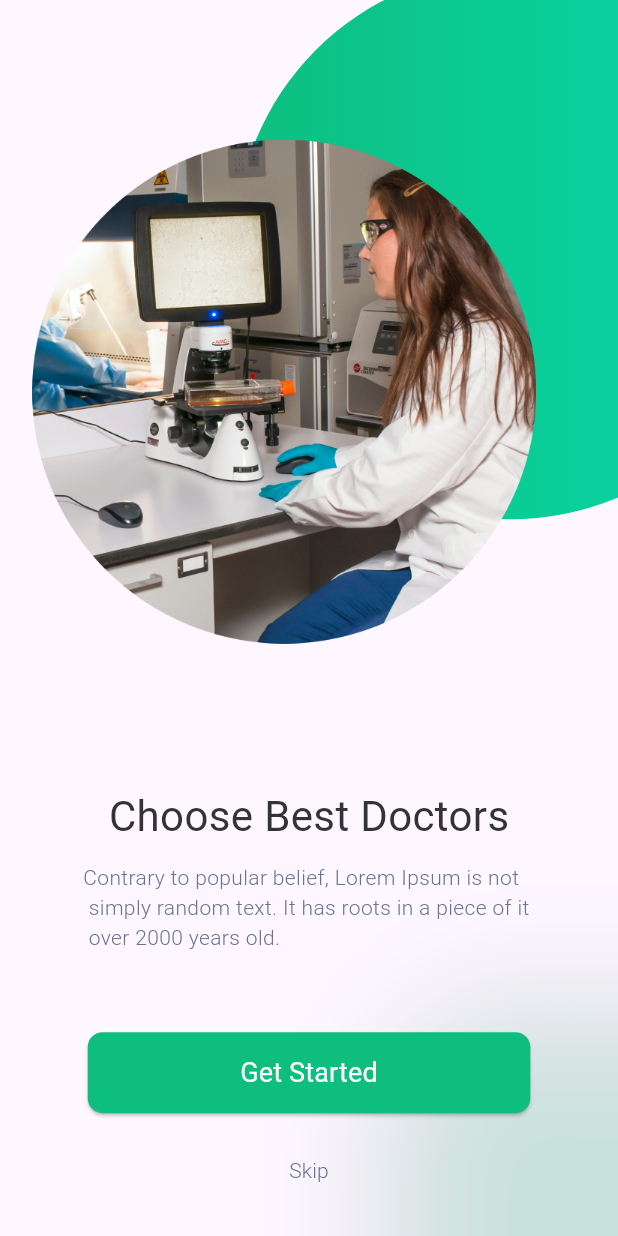
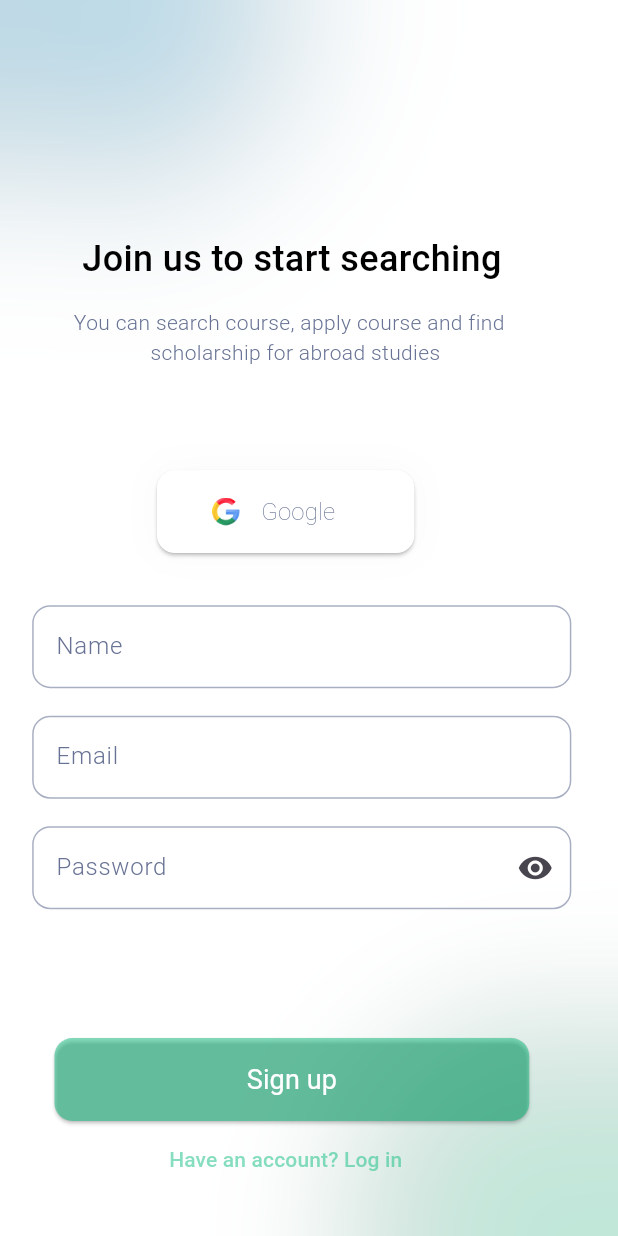
Before and after one commit to amradi6/salamtak, a Flutter app: the OnboardingScreen02 screen opened by its route, after a tap on "Skip", on a phone screen of 412 x 824 dp. Run offline on Flutter 3.47's test engine with Material 3 defaults, Android fonts, the light colour scheme and no system bars; Roboto replaces fonts that are missing (Rubik).

Commit message:
feat: Implement Signup Screen
This commit introduces the following:
- A new `SignupScreen` with UI elements for user registration.
- Reusable `CustomTextFormField` widget for input fields.
- Reusable `CustomElevatedButton` widget for the main action button.
- Background design with blurred circular gradients.
- "Sign up with Google" button functionality (visual only for now).
- Input fields for Name, Email, and Password (with a show/hide password icon).
- Navigation from onboarding screens' "Skip" and final "Get Started" button to the `SignupScreen`.
- Added Google logo image asset.
- Updated `AppRoutes` to include the route for `SignupScreen`.
- `CustomTextButton` in onboarding now accepts an `onPressed` callback.

```diff
--- a/frontend/salamtak/lib/core/router/app_routes.dart
+++ b/frontend/salamtak/lib/core/router/app_routes.dart
@@ -1,4 +1,5 @@
 import 'package:flutter/material.dart';
+import 'package:salamtak/features/auth/views/signup_screen.dart';
 import 'package:salamtak/features/onboarding/views/onboarding_screen_01.dart';
 import 'package:salamtak/features/onboarding/views/onboarding_screen_02.dart';
 import 'package:salamtak/features/onboarding/views/onboarding_screen_03.dart';
@@ -16,6 +17,8 @@ class AppRoutes {
         return createRoute(screen: OnboardingScreen02());
       case "/onboarding3":
         return createRoute(screen: OnboardingScreen03());
+      case "/Signup":
+        return createRoute(screen: SignupScreen());
 
       default:
         return MaterialPageRoute(
--- /dev/null
+++ b/frontend/salamtak/lib/features/auth/views/signup_screen.dart
@@ -0,0 +1,197 @@
+import 'dart:ui';
+
+import 'package:flutter/material.dart';
+import 'package:salamtak/features/auth/widgets/custom_text_form_field.dart';
+
+import '../widgets/custom_elevated_button.dart';
+
+class SignupScreen extends StatelessWidget {
+  const SignupScreen({super.key});
+
+  @override
+  Widget build(BuildContext context) {
+    final size = MediaQuery.of(context).size;
+
+    final double circleSize = size.width * 0.5625;
+    return Scaffold(
+      backgroundColor: Color(0XFFFFFFFF),
+      body: SizedBox(
+        width: double.infinity,
+        height: double.infinity,
+        child: Stack(
+          children: [
+            Positioned(
+              top: size.height * -0.1242,
+              left: size.width * -0.0859,
+              child: Stack(
+                children: [
+                  Container(
+                    width: circleSize,
+                    height: circleSize,
+                    decoration: const BoxDecoration(
+                      shape: BoxShape.circle,
+                      gradient: RadialGradient(
+                        colors: [Color(0x8461CEFF), Colors.transparent],
+                        radius: 0.8,
+                      ),
+                    ),
+                  ),
+                  Positioned.fill(
+                    child: BackdropFilter(
+                      filter: ImageFilter.blur(sigmaX: 40, sigmaY: 40),
+                      child: Container(color: Colors.transparent),
+                    ),
+                  ),
+                ],
+              ),
+            ),
+
+            Positioned(
+              top: size.height * 0.8057,
+              left: size.width * 0.5260,
+              child: Stack(
+                children: [
+                  Container(
+                    width: size.width * 0.716145,
+                    height: size.width * 0.716145,
+                    decoration: const BoxDecoration(
+                      shape: BoxShape.circle,
+                      gradient: RadialGradient(
+                        colors: [Color(0x4D0EBE7E), Colors.transparent],
+                        radius: 0.8,
+                      ),
+                    ),
+                  ),
+                  Positioned.fill(
+                    child: BackdropFilter(
+                      filter: ImageFilter.blur(sigmaX: 40, sigmaY: 40),
+                      child: Container(color: Colors.transparent),
+                    ),
+                  ),
+                ],
+              ),
+            ),
+
+            SingleChildScrollView(
+              child: Column(
+                children: [
+                  Padding(
+                    padding: EdgeInsets.only(
+                      top: size.height * 0.1887495,
+                      left: size.width * 0.02,
+                    ),
+                    child: Column(
+                      children: [
+                        Text(
+                          "Join us to start searching",
+                          style: TextStyle(
+                            fontSize: 24,
+                            fontWeight: FontWeight.w500,
+                            fontFamily: "Rubik",
+                            color: Color(0XFF000000),
+                          ),
+                        ),
+                        SizedBox(height: size.height * 0.018633),
+                        Text(
+                          "You can search course, apply course and find \n              scholarship for abroad studies",
+                          style: TextStyle(
+                            fontSize: 14,
+                            fontWeight: FontWeight.w300,
+                            fontFamily: "Rubik",
+                            color: Color(0XFF677294),
+                          ),
+                        ),
+                      ],
+                    ),
+                  ),
+                  SizedBox(height: size.height * 0.083229),
+                  Container(
+                    width: size.width * 0.41666,
+                    height: size.height * 0.06705575,
+                    decoration: BoxDecoration(
+                      boxShadow: [
+                        BoxShadow(color: Color(0X06000000), blurRadius: 22),
+                      ],
+                    ),
+                    child: ElevatedButton(
+                      onPressed: () {},
+                      style: ElevatedButton.styleFrom(
+                        backgroundColor: Color(0XFFFFFFFF),
+                        shape: RoundedRectangleBorder(
+                          borderRadius: BorderRadius.all(Radius.circular(12)),
+                        ),
+                      ),
+                      child: Padding(
+                        padding: EdgeInsets.only(left: size.width * 0.03),
+                        child: Row(
+                          children: [
+                            Image.asset(
+                              "assets/images/google.png",
+                              width: size.width * 0.0473177,
+                              height: size.height * 0.022563,
+                            ),
+                            SizedBox(width: size.width * 0.0333),
+                            Text(
+                              "Google",
+                              style: TextStyle(
+                                fontSize: 16,
+                                fontWeight: FontWeight.w200,
+                                fontFamily: "Rubik",
+                                color: Color(0XFF677294),
+                              ),
+                            ),
+                          ],
+                        ),
+                      ),
+                    ),
+                  ),
+                  SizedBox(height: size.height * 0.04222),
+                  Padding(
+                    padding: EdgeInsets.only(left: size.width * 0.052083),
+                    child: Column(
+                      children: [
+                        CustomTextFormField(
+                          size: size,
+                          keyboardType: TextInputType.name,
+                          hintText: "Name",
+                        ),
+                        SizedBox(height: size.height * 0.022351),
+                        CustomTextFormField(
+                          size: size,
+                          keyboardType: TextInputType.emailAddress,
+                          hintText: "Email",
+                        ),
+                        SizedBox(height: size.height * 0.022351),
+                        CustomTextFormField(
+                          size: size,
+                          keyboardType: TextInputType.visiblePassword,
+                          hintText: "Password",
+                          suffixIcon: Icon(Icons.remove_red_eye),
+                        ),
+                      ],
+                    ),
+                  ),
+                  SizedBox(height: size.height * 0.1043089),
+                  CustomElevatedButton(size: size, text: "Sign up"),
+                  SizedBox(height: size.height * 0.002111),
+                  TextButton(
+                    onPressed: () {},
+                    child: Text(
+                      "Have an account? Log in",
+                      style: TextStyle(
+                        color: Color(0X800EBE7F),
+                        fontSize: 14,
+                        fontWeight: FontWeight.w500,
+                        fontFamily: "Rubik",
+                      ),
+                    ),
+                  ),
+                ],
+              ),
+            ),
+          ],
+        ),
+      ),
+    );
+  }
+}
--- /dev/null
+++ b/frontend/salamtak/lib/features/auth/widgets/custom_elevated_button.dart
@@ -0,0 +1,41 @@
+import 'package:flutter/material.dart';
+
+class CustomElevatedButton extends StatelessWidget {
+  const CustomElevatedButton({
+    super.key,
+    required this.size,
+    required this.text,
+  });
+
+  final Size size;
+  final String text;
+
+  @override
+  Widget build(BuildContext context) {
+    return Padding(
+      padding: EdgeInsets.only(left: size.width * 0.02),
+      child: SizedBox(
+        width: size.width * 0.7682291,
+        height: size.height * 0.0670557,
+        child: ElevatedButton(
+          onPressed: () {},
+          style: ElevatedButton.styleFrom(
+            backgroundColor: Color(0X800EBE7F),
+            shape: RoundedRectangleBorder(
+              borderRadius: BorderRadius.all(Radius.circular(12)),
+            ),
+          ),
+          child: Text(
+            text,
+            style: TextStyle(
+              fontSize: 18,
+              fontWeight: FontWeight.w400,
+              fontFamily: "Rubik",
+              color: Color(0XFFFFFFFF),
+            ),
+          ),
+        ),
+      ),
+    );
+  }
+}
--- /dev/null
+++ b/frontend/salamtak/lib/features/auth/widgets/custom_text_form_field.dart
@@ -0,0 +1,66 @@
+import 'package:flutter/material.dart';
+
+class CustomTextFormField extends StatelessWidget {
+  const CustomTextFormField({
+    super.key,
+    required this.size, required this.hintText, required this.keyboardType, this.suffixIcon,
+  });
+
+  final Size size;
+  final String hintText;
+  final TextInputType keyboardType;
+  final Widget? suffixIcon;
+
+  @override
+  Widget build(BuildContext context) {
+    return SizedBox(
+      width: size.width*0.872395,
+      height: size.height*0.0670557,
+      child: TextFormField(
+        keyboardType: keyboardType,
+        decoration: InputDecoration(
+          hintText: hintText,
+          suffixIcon: suffixIcon,
+          hintStyle: TextStyle(
+            fontSize: 16,
+            fontWeight: FontWeight.w300,
+            fontFamily: "Rubik",
+            color: Color(0XFF677294),
+          ),
+          border: OutlineInputBorder(
+            borderRadius: BorderRadius.all(
+              Radius.circular(12),
+            ),
+            borderSide: BorderSide(
+              color: Color(0X90677294),
+            ),
+          ),
+          enabledBorder:OutlineInputBorder(
+            borderRadius: BorderRadius.all(
+              Radius.circular(12),
+            ),
+            borderSide: BorderSide(
+              color: Color(0X90677294),
+            ),
+          ),
+          disabledBorder: OutlineInputBorder(
+            borderRadius: BorderRadius.all(
+              Radius.circular(12),
+            ),
+            borderSide: BorderSide(
+              color: Color(0X90677294),
+            ),
+          ),
+          focusedBorder: OutlineInputBorder(
+            borderRadius: BorderRadius.all(
+              Radius.circular(12),
+            ),
+            borderSide: BorderSide(
+              color: Color(0X90677294),
+            ),
+          ),
+        ),
+      ),
+    );
+  }
+}
--- a/frontend/salamtak/lib/features/onboarding/views/onboarding_screen_01.dart
+++ b/frontend/salamtak/lib/features/onboarding/views/onboarding_screen_01.dart
@@ -64,7 +64,7 @@ class OnboardingScreen01 extends StatelessWidget {
                     () => Navigator.pushReplacementNamed(context, "/onboarding2"),
               ),
               SizedBox(height: size.height * 0.017384),
-              CustomTextButton(),
+              CustomTextButton(onPressed: () => Navigator.pushReplacementNamed(context, "/Signup"),),
             ],
           ),
         ],
--- a/frontend/salamtak/lib/features/onboarding/views/onboarding_screen_02.dart
+++ b/frontend/salamtak/lib/features/onboarding/views/onboarding_screen_02.dart
@@ -64,7 +64,7 @@ class OnboardingScreen02 extends StatelessWidget {
                     () => Navigator.pushReplacementNamed(context, "/onboarding3"),
               ),
               SizedBox(height: size.height * 0.017384),
-              CustomTextButton(),
+              CustomTextButton(onPressed: ()=> Navigator.pushReplacementNamed(context, "/Signup"),),
             ],
           ),
         ],
--- a/frontend/salamtak/lib/features/onboarding/views/onboarding_screen_03.dart
+++ b/frontend/salamtak/lib/features/onboarding/views/onboarding_screen_03.dart
@@ -58,10 +58,10 @@ class OnboardingScreen03 extends StatelessWidget {
               ),
               SizedBox(height: size.height * 0.06457),
               CustomElevatedButton(
-                onPressed: () => Navigator.pushReplacementNamed(context, "/"),
+                onPressed: () => Navigator.pushReplacementNamed(context, "/Signup"),
               ),
               SizedBox(height: size.height * 0.017384),
-              CustomTextButton(),
+              CustomTextButton(onPressed: () => Navigator.pushReplacementNamed(context, "/Signup"),),
             ],
           ),
         ],
--- a/frontend/salamtak/lib/features/onboarding/widgets/custom_text_button.dart
+++ b/frontend/salamtak/lib/features/onboarding/widgets/custom_text_button.dart
@@ -1,12 +1,14 @@
 import 'package:flutter/material.dart';
 
 class CustomTextButton extends StatelessWidget {
-  const CustomTextButton({super.key});
+  const CustomTextButton({super.key, required this.onPressed});
+
+  final void Function()? onPressed;
 
   @override
   Widget build(BuildContext context) {
     return TextButton(
-      onPressed: () {},
+      onPressed: onPressed,
       child: Text(
         "Skip",
         style: TextStyle(
--- a/frontend/salamtak/lib/features/splash/views/splash_screen.dart
+++ b/frontend/salamtak/lib/features/splash/views/splash_screen.dart
@@ -25,7 +25,7 @@ class _SplashScreenState extends State<SplashScreen> {
     final double circleSize = size.width * 0.5625;
 
     return Scaffold(
-      backgroundColor: Colors.white,
+      backgroundColor: Color(0XFFFFFFFF),
       body: Stack(
         children: [
           Positioned(
```
Also changed, not shown: frontend/salamtak/assets/images/google.png (added).
